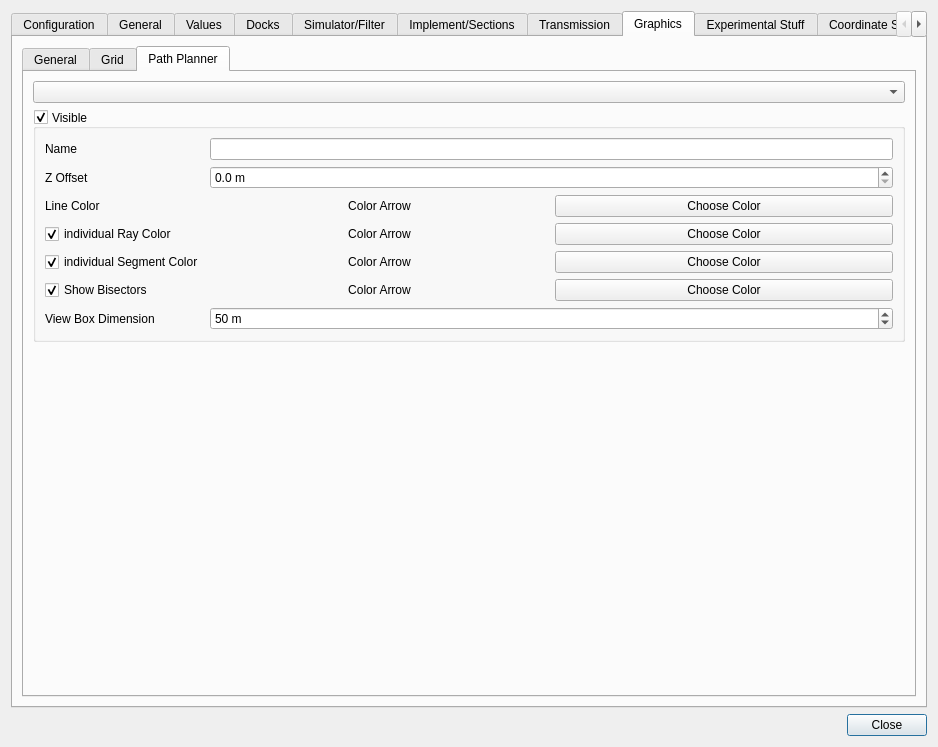
Above: src/gui/SettingsDialog.ui from eringerli/QtOpenGuidance before the change. Below: the same form after it.
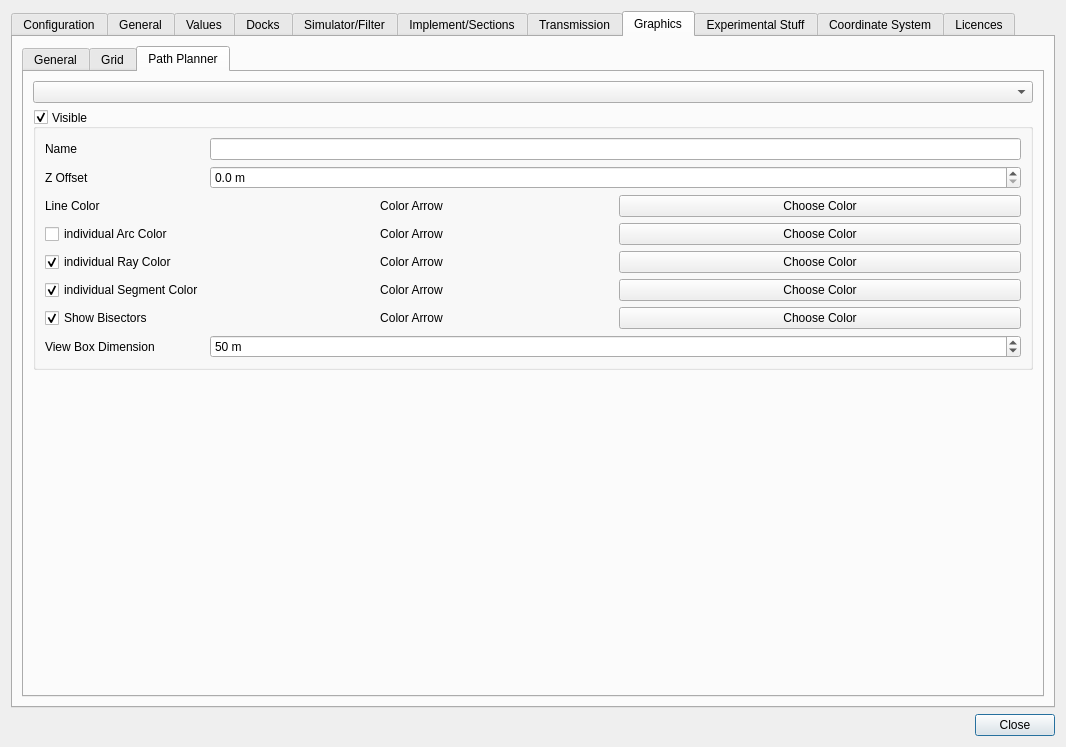
That is the form after the change. The open tabs and pages were chosen to show the change. Icons and pictures are not drawn. Custom widgets are drawn as their Qt base class.

What changed in the file:
```diff
--- a/src/gui/SettingsDialog.ui
+++ b/src/gui/SettingsDialog.ui
@@ -6,7 +6,7 @@
    <rect>
     <x>0</x>
     <y>0</y>
-    <width>938</width>
+    <width>1066</width>
     <height>747</height>
    </rect>
   </property>
@@ -2411,6 +2411,43 @@
                 <bool>true</bool>
                </property>
                <layout class="QGridLayout" name="gridLayout_5">
+                <item row="6" column="2">
+                 <widget class="QPushButton" name="pbPathPlannerBisectorsColor">
+                  <property name="sizePolicy">
+                   <sizepolicy hsizetype="Expanding" vsizetype="Preferred">
+                    <horstretch>0</horstretch>
+                    <verstretch>0</verstretch>
+                   </sizepolicy>
+                  </property>
+                  <property name="focusPolicy">
+                   <enum>Qt::NoFocus</enum>
+                  </property>
+                  <property name="text">
+                   <string>Choose Color</string>
+                  </property>
+                  <property name="icon">
+                   <iconset theme="color-management">
+                    <normaloff>.</normaloff>.</iconset>
+                  </property>
+                 </widget>
+                </item>
+                <item row="2" column="0">
+                 <widget class="QLabel" name="label_15">
+                  <property name="focusPolicy">
+                   <enum>Qt::NoFocus</enum>
+                  </property>
+                  <property name="text">
+                   <string>Line Color</string>
+                  </property>
+                 </widget>
+                </item>
+                <item row="0" column="0">
+                 <widget class="QLabel" name="label_10">
+                  <property name="text">
+                   <string>Name</string>
+                  </property>
+                 </widget>
+                </item>
                 <item row="2" column="2">
                  <widget class="QPushButton" name="pbPathPlannerLineColor">
                   <property name="sizePolicy">
@@ -2431,7 +2468,57 @@
                   </property>
                  </widget>
                 </item>
-                <item row="4" column="0">
+                <item row="7" column="1" colspan="2">
+                 <widget class="QDoubleSpinBox" name="dsbPathlPlannerViewbox">
+                  <property name="sizePolicy">
+                   <sizepolicy hsizetype="Preferred" vsizetype="Fixed">
+                    <horstretch>0</horstretch>
+                    <verstretch>0</verstretch>
+                   </sizepolicy>
+                  </property>
+                  <property name="focusPolicy">
+                   <enum>Qt::WheelFocus</enum>
+                  </property>
+                  <property name="suffix">
+                   <string notr="true"> m</string>
+                  </property>
+                  <property name="decimals">
+                   <number>0</number>
+                  </property>
+                  <property name="minimum">
+                   <double>10.000000000000000</double>
+                  </property>
+                  <property name="maximum">
+                   <double>500.000000000000000</double>
+                  </property>
+                  <property name="singleStep">
+                   <double>1.000000000000000</double>
+                  </property>
+                  <property name="value">
+                   <double>50.000000000000000</double>
+                  </property>
+                 </widget>
+                </item>
+                <item row="2" column="1">
+                 <widget class="QLabel" name="lbPathPlannerLineColor">
+                  <property name="sizePolicy">
+                   <sizepolicy hsizetype="Expanding" vsizetype="Preferred">
+                    <horstretch>0</horstretch>
+                    <verstretch>0</verstretch>
+                   </sizepolicy>
+                  </property>
+                  <property name="focusPolicy">
+                   <enum>Qt::NoFocus</enum>
+                  </property>
+                  <property name="text">
+                   <string>Color Arrow</string>
+                  </property>
+                  <property name="alignment">
+                   <set>Qt::AlignCenter</set>
+                  </property>
+                 </widget>
+                </item>
+                <item row="5" column="0">
                  <widget class="QCheckBox" name="cbPathPlannerSegmentColor">
                   <property name="text">
                    <string>individual Segment Color</string>
@@ -2441,8 +2528,27 @@
                   </property>
                  </widget>
                 </item>
+                <item row="6" column="1">
+                 <widget class="QLabel" name="lbPathPlannerBisectorsColor">
+                  <property name="sizePolicy">
+                   <sizepolicy hsizetype="Expanding" vsizetype="Preferred">
+                    <horstretch>0</horstretch>
+                    <verstretch>0</verstretch>
+                   </sizepolicy>
+                  </property>
+                  <property name="focusPolicy">
+                   <enum>Qt::NoFocus</enum>
+                  </property>
+                  <property name="text">
+                   <string>Color Arrow</string>
+                  </property>
+                  <property name="alignment">
+                   <set>Qt::AlignCenter</set>
+                  </property>
+                 </widget>
+                </item>
                 <item row="4" column="1">
-                 <widget class="QLabel" name="lbPathPlannerSegmentColor">
+                 <widget class="QLabel" name="lbPathPlannerRayColor">
                   <property name="sizePolicy">
                    <sizepolicy hsizetype="Expanding" vsizetype="Preferred">
                     <horstretch>0</horstretch>
@@ -2460,27 +2566,7 @@
                   </property>
                  </widget>
                 </item>
-                <item row="5" column="2">
-                 <widget class="QPushButton" name="pbPathPlannerBisectorsColor">
-                  <property name="sizePolicy">
-                   <sizepolicy hsizetype="Expanding" vsizetype="Preferred">
-                    <horstretch>0</horstretch>
-                    <verstretch>0</verstretch>
-                   </sizepolicy>
-                  </property>
-                  <property name="focusPolicy">
-                   <enum>Qt::NoFocus</enum>
-                  </property>
-                  <property name="text">
-                   <string>Choose Color</string>
-                  </property>
-                  <property name="icon">
-                   <iconset theme="color-management">
-                    <normaloff>.</normaloff>.</iconset>
-                  </property>
-                 </widget>
-                </item>
-                <item row="6" column="0">
+                <item row="7" column="0">
                  <widget class="QLabel" name="label_23">
                   <property name="focusPolicy">
                    <enum>Qt::NoFocus</enum>
@@ -2490,17 +2576,10 @@
                   </property>
                  </widget>
                 </item>
-                <item row="3" column="0">
-                 <widget class="QCheckBox" name="cbPathPlannerRayColor">
-                  <property name="text">
-                   <string>individual Ray Color</string>
-                  </property>
-                  <property name="checked">
-                   <bool>true</bool>
-                  </property>
-                 </widget>
+                <item row="0" column="1" colspan="2">
+                 <widget class="QLineEdit" name="lePathPlannerName"/>
                 </item>
-                <item row="5" column="0">
+                <item row="6" column="0">
                  <widget class="QCheckBox" name="cbPathPlannerBisectors">
                   <property name="text">
                    <string>Show Bisectors</string>
@@ -2510,57 +2589,18 @@
                   </property>
                  </widget>
                 </item>
-                <item row="2" column="0">
-                 <widget class="QLabel" name="label_15">
-                  <property name="focusPolicy">
-                   <enum>Qt::NoFocus</enum>
-                  </property>
+                <item row="4" column="0">
+                 <widget class="QCheckBox" name="cbPathPlannerRayColor">
                   <property name="text">
-                   <string>Line Color</string>
+                   <string>individual Ray Color</string>
                   </property>
-                 </widget>
-                </item>
-                <item row="3" column="2">
-                 <widget class="QPushButton" name="pbPathPlannerRayColor">
-                  <property name="sizePolicy">
-                   <sizepolicy hsizetype="Expanding" vsizetype="Preferred">
-                    <horstretch>0</horstretch>
-                    <verstretch>0</verstretch>
-                   </sizepolicy>
-                  </property>
-                  <property name="focusPolicy">
-                   <enum>Qt::NoFocus</enum>
-                  </property>
-                  <property name="text">
-                   <string>Choose Color</string>
-                  </property>
-                  <property name="icon">
-                   <iconset theme="color-management">
-                    <normaloff>.</normaloff>.</iconset>
-                  </property>
-                 </widget>
-                </item>
-                <item row="3" column="1">
-                 <widget class="QLabel" name="lbPathPlannerRayColor">
-                  <property name="sizePolicy">
-                   <sizepolicy hsizetype="Expanding" vsizetype="Preferred">
-                    <horstretch>0</horstretch>
-                    <verstretch>0</verstretch>
-                   </sizepolicy>
-                  </property>
-                  <property name="focusPolicy">
-                   <enum>Qt::NoFocus</enum>
-                  </property>
-                  <property name="text">
-                   <string>Color Arrow</string>
-                  </property>
-                  <property name="alignment">
-                   <set>Qt::AlignCenter</set>
+                  <property name="checked">
+                   <bool>true</bool>
                   </property>
                  </widget>
                 </item>
                 <item row="5" column="1">
-                 <widget class="QLabel" name="lbPathPlannerBisectorsColor">
+                 <widget class="QLabel" name="lbPathPlannerSegmentColor">
                   <property name="sizePolicy">
                    <sizepolicy hsizetype="Expanding" vsizetype="Preferred">
                     <horstretch>0</horstretch>
@@ -2578,37 +2618,6 @@
                   </property>
                  </widget>
                 </item>
-                <item row="6" column="1" colspan="2">
-                 <widget class="QDoubleSpinBox" name="dsbPathlPlannerViewbox">
-                  <property name="sizePolicy">
-                   <sizepolicy hsizetype="Preferred" vsizetype="Fixed">
-                    <horstretch>0</horstretch>
-                    <verstretch>0</verstretch>
-                   </sizepolicy>
-                  </property>
-                  <property name="focusPolicy">
-                   <enum>Qt::WheelFocus</enum>
-                  </property>
-                  <property name="suffix">
-                   <string notr="true"> m</string>
-                  </property>
-                  <property name="decimals">
-                   <number>0</number>
-                  </property>
-                  <property name="minimum">
-                   <double>10.000000000000000</double>
-                  </property>
-                  <property name="maximum">
-                   <double>500.000000000000000</double>
-                  </property>
-                  <property name="singleStep">
-                   <double>1.000000000000000</double>
-                  </property>
-                  <property name="value">
-                   <double>50.000000000000000</double>
-                  </property>
-                 </widget>
-                </item>
                 <item row="1" column="0">
                  <widget class="QLabel" name="label_48">
                   <property name="text">
@@ -2616,52 +2625,6 @@
                   </property>
                  </widget>
                 </item>
-                <item row="4" column="2">
-                 <widget class="QPushButton" name="pbPathPlannerSegmentColor">
-                  <property name="sizePolicy">
-                   <sizepolicy hsizetype="Expanding" vsizetype="Preferred">
-                    <horstretch>0</horstretch>
-                    <verstretch>0</verstretch>
-                   </sizepolicy>
-                  </property>
-                  <property name="focusPolicy">
-                   <enum>Qt::NoFocus</enum>
-                  </property>
-                  <property name="text">
-                   <string>Choose Color</string>
-                  </property>
-                  <property name="icon">
-                   <iconset theme="color-management">
-                    <normaloff>.</normaloff>.</iconset>
-                  </property>
-                 </widget>
-                </item>
-                <item row="0" column="0">
-                 <widget class="QLabel" name="label_10">
-                  <property name="text">
-                   <string>Name</string>
-                  </property>
-                 </widget>
-                </item>
-                <item row="2" column="1">
-                 <widget class="QLabel" name="lbPathPlannerLineColor">
-                  <property name="sizePolicy">
-                   <sizepolicy hsizetype="Expanding" vsizetype="Preferred">
-                    <horstretch>0</horstretch>
-                    <verstretch>0</verstretch>
-                   </sizepolicy>
-                  </property>
-                  <property name="focusPolicy">
-                   <enum>Qt::NoFocus</enum>
-                  </property>
-                  <property name="text">
-                   <string>Color Arrow</string>
-                  </property>
-                  <property name="alignment">
-                   <set>Qt::AlignCenter</set>
-                  </property>
-                 </widget>
-                </item>
                 <item row="1" column="1" colspan="2">
                  <widget class="QDoubleSpinBox" name="dsbPathlPlannerZOffset">
                   <property name="suffix">
@@ -2684,8 +2647,73 @@
                   </property>
                  </widget>
                 </item>
-                <item row="0" column="1" colspan="2">
-                 <widget class="QLineEdit" name="lePathPlannerName"/>
+                <item row="4" column="2">
+                 <widget class="QPushButton" name="pbPathPlannerRayColor">
+                  <property name="sizePolicy">
+                   <sizepolicy hsizetype="Expanding" vsizetype="Preferred">
+                    <horstretch>0</horstretch>
+                    <verstretch>0</verstretch>
+                   </sizepolicy>
+                  </property>
+                  <property name="focusPolicy">
+                   <enum>Qt::NoFocus</enum>
+                  </property>
+                  <property name="text">
+                   <string>Choose Color</string>
+                  </property>
+                  <property name="icon">
+                   <iconset theme="color-management">
+                    <normaloff>.</normaloff>.</iconset>
+                  </property>
+                 </widget>
+                </item>
+                <item row="5" column="2">
+                 <widget class="QPushButton" name="pbPathPlannerSegmentColor">
+                  <property name="sizePolicy">
+                   <sizepolicy hsizetype="Expanding" vsizetype="Preferred">
+                    <horstretch>0</horstretch>
+                    <verstretch>0</verstretch>
+                   </sizepolicy>
+                  </property>
+                  <property name="focusPolicy">
+                   <enum>Qt::NoFocus</enum>
+                  </property>
+                  <property name="text">
+                   <string>Choose Color</string>
+                  </property>
+                  <property name="icon">
+                   <iconset theme="color-management">
+                    <normaloff>.</normaloff>.</iconset>
+                  </property>
+                 </widget>
+                </item>
+                <item row="3" column="0">
+                 <widget class="QCheckBox" name="cbPathPlannerArcColor">
+                  <property name="text">
+                   <string>individual Arc Color</string>
+                  </property>
+                 </widget>
+                </item>
+                <item row="3" column="1">
+                 <widget class="QLabel" name="lbPathPlannerArcColor">
+                  <property name="text">
+                   <string>Color Arrow</string>
+                  </property>
+                  <property name="alignment">
+                   <set>Qt::AlignCenter</set>
+                  </property>
+                 </widget>
+                </item>
+                <item row="3" column="2">
+                 <widget class="QPushButton" name="pbPathPlannerArcColor">
+                  <property name="text">
+                   <string>Choose Color</string>
+                  </property>
+                  <property name="icon">
+                   <iconset theme="color-management">
+                    <normaloff>.</normaloff>.</iconset>
+                  </property>
+                 </widget>
                 </item>
                </layout>
               </widget>
```
Left out of the diff: 2 changed lines with no effect on the pictures.
